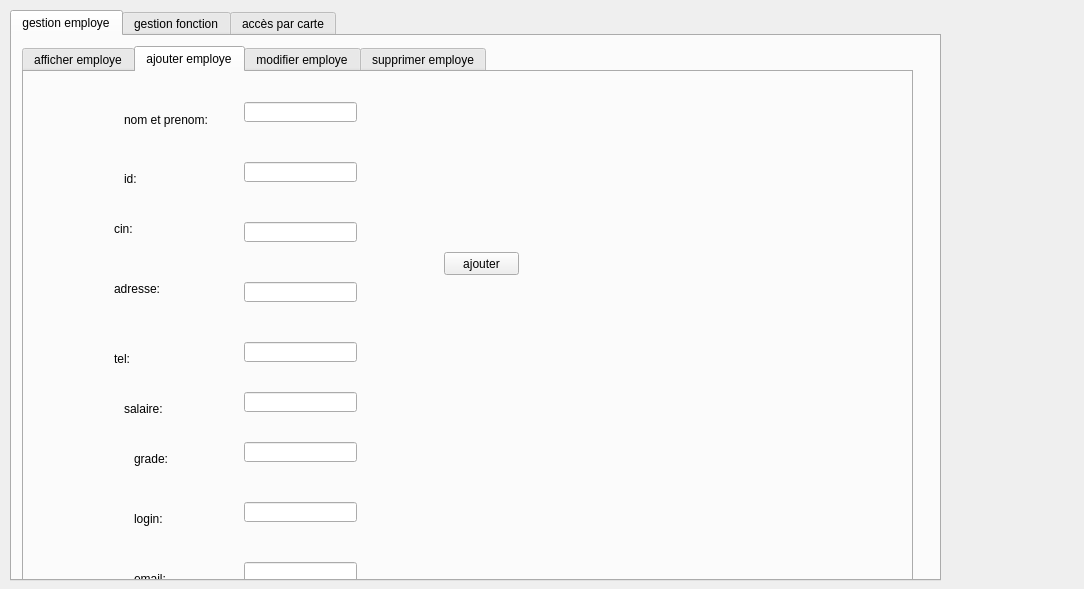
This is employe.ui in zeinebzarrouk/projet-cpp as Qt 5 draws it before an edit. The edited form follows.
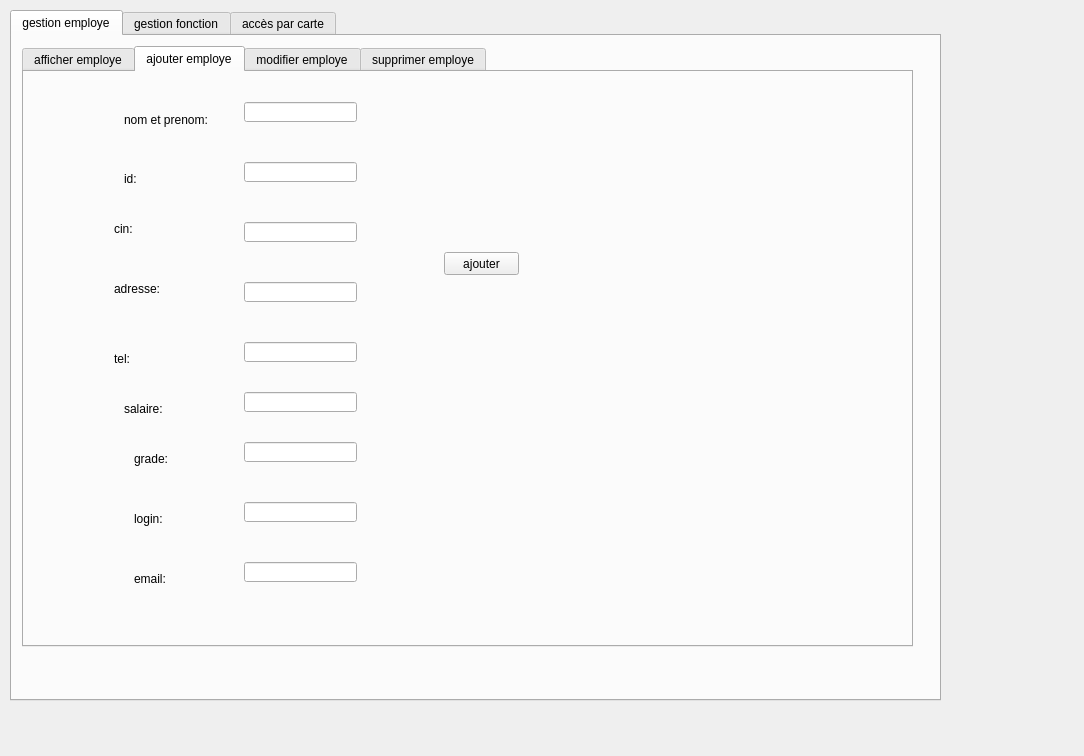
This is the edited form. Custom widgets are drawn as their Qt base class.

```diff
--- a/employe.ui
+++ b/employe.ui
@@ -7,7 +7,7 @@
     <x>0</x>
     <y>0</y>
     <width>1084</width>
-    <height>589</height>
+    <height>756</height>
    </rect>
   </property>
   <property name="windowTitle">
@@ -19,7 +19,7 @@
      <x>10</x>
      <y>10</y>
      <width>931</width>
-     <height>571</height>
+     <height>691</height>
     </rect>
    </property>
    <property name="currentIndex">
@@ -35,7 +35,7 @@
        <x>10</x>
        <y>10</y>
        <width>891</width>
-       <height>561</height>
+       <height>601</height>
       </rect>
      </property>
      <property name="currentIndex">
```
